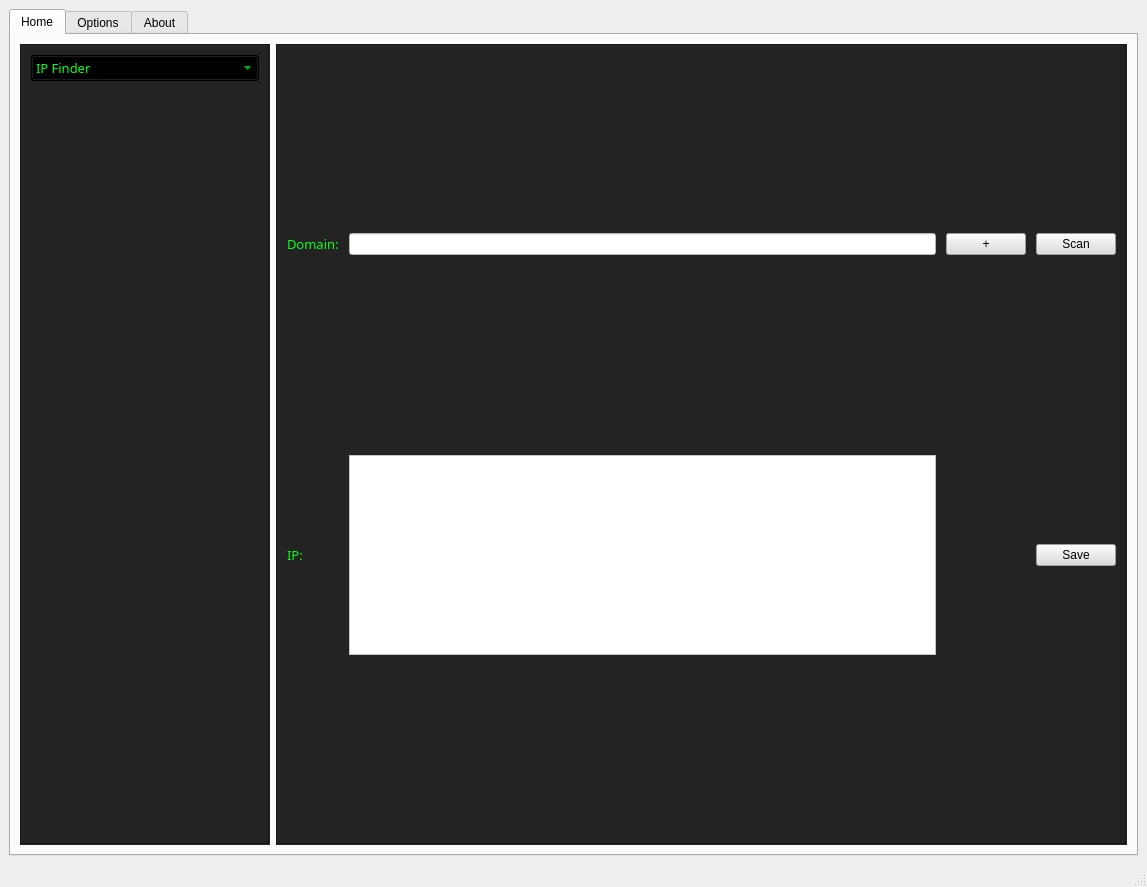
Plout0nas/PenetrationTestingToolkit, file Gui.ui: the form before one commit.
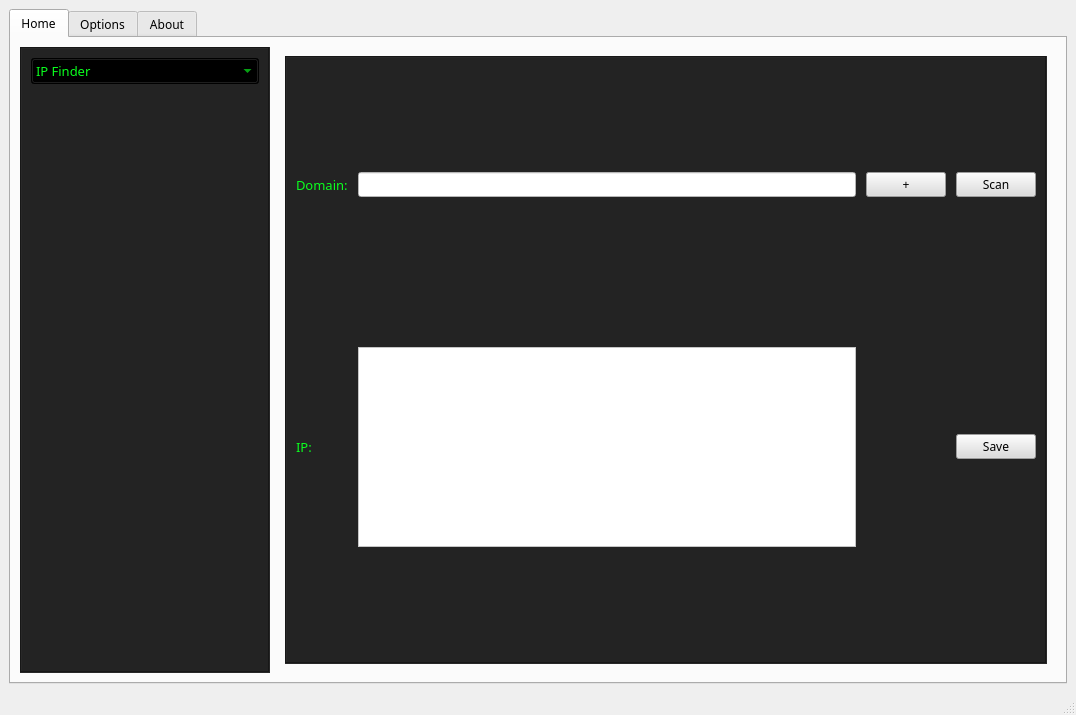
The form after the commit. The open tabs and pages were chosen to show the change.

Commit message: Stacked Widgets + slot for tool selection  Gui V1.0.3

What changed in the file:
```diff
--- a/Gui.ui
+++ b/Gui.ui
@@ -6,8 +6,8 @@
    <rect>
     <x>0</x>
     <y>0</y>
-    <width>1147</width>
-    <height>887</height>
+    <width>1076</width>
+    <height>715</height>
    </rect>
   </property>
   <property name="windowTitle">
@@ -15,8 +15,13 @@
   </property>
   <widget class="QWidget" name="centralwidget">
    <layout class="QGridLayout" name="gridLayout">
-    <item row="0" column="1" rowspan="2">
+    <item row="0" column="0">
      <widget class="QTabWidget" name="tabwidget">
+      <property name="font">
+       <font>
+        <family>Copperplate Gothic Light</family>
+       </font>
+      </property>
       <property name="currentIndex">
        <number>2</number>
       </property>
@@ -24,8 +29,8 @@
        <attribute name="title">
         <string>Home</string>
        </attribute>
-       <layout class="QGridLayout" name="gridLayout_4">
-        <item row="1" column="0">
+       <layout class="QGridLayout" name="gridLayout_2">
+        <item row="0" column="0">
          <widget class="QFrame" name="frame">
           <property name="sizePolicy">
            <sizepolicy hsizetype="Minimum" vsizetype="Preferred">
@@ -39,6 +44,11 @@
             <height>0</height>
            </size>
           </property>
+          <property name="font">
+           <font>
+            <family>Copperplate Gothic Light</family>
+           </font>
+          </property>
           <property name="styleSheet">
            <string notr="true">background-color: rgb(35, 35, 35);</string>
           </property>
@@ -82,7 +92,7 @@
                </property>
                <property name="font">
                 <font>
-                 <family>Rockwell Nova Light</family>
+                 <family>Copperplate Gothic Light</family>
                  <pointsize>10</pointsize>
                 </font>
                </property>
@@ -93,6 +103,9 @@
                 <string notr="true">background-color: rgb(0, 0, 0);
 color:rgb(10, 255, 30);</string>
                </property>
+               <property name="currentIndex">
+                <number>0</number>
+               </property>
                <property name="maxCount">
                 <number>2147483642</number>
                </property>
@@ -116,7 +129,12 @@
               </widget>
              </item>
              <item>
-              <spacer name="verticalSpacer">
+              <spacer name="verticalSpacer_2">
+               <property name="font">
+                <font>
+                 <family>Copperplate Gothic Light</family>
+                </font>
+               </property>
                <property name="orientation">
                 <enum>Qt::Vertical</enum>
                </property>
@@ -133,14 +151,38 @@
           </layout>
          </widget>
         </item>
-        <item row="1" column="1">
+        <item row="0" column="1">
+         <widget class="QStackedWidget" name="stackedWidget">
+          <property name="sizePolicy">
+           <sizepolicy hsizetype="Preferred" vsizetype="Preferred">
+            <horstretch>1</horstretch>
+            <verstretch>0</verstretch>
+           </sizepolicy>
+          </property>
+          <property name="currentIndex">
+           <number>0</number>
+          </property>
+          <widget class="QWidget" name="page">
+           <layout class="QGridLayout" name="gridLayout_3">
+            <item row="0" column="0">
          <widget class="QFrame" name="frame_2">
+              <property name="enabled">
+               <bool>true</bool>
+              </property>
           <property name="sizePolicy">
            <sizepolicy hsizetype="Preferred" vsizetype="Preferred">
             <horstretch>1</horstretch>
             <verstretch>0</verstretch>
            </sizepolicy>
           </property>
+              <property name="font">
+               <font>
+                <family>Copperplate Gothic Light</family>
+               </font>
+              </property>
+              <property name="layoutDirection">
+               <enum>Qt::LeftToRight</enum>
+              </property>
           <property name="styleSheet">
            <string notr="true">background-color: rgb(35,35, 35);</string>
           </property>
@@ -150,9 +192,9 @@
           <property name="frameShadow">
            <enum>QFrame::Sunken</enum>
           </property>
-          <layout class="QGridLayout" name="gridLayout_7">
-           <item row="0" column="0">
-            <layout class="QGridLayout" name="gridLayout_5" rowstretch="20,20" columnstretch="0,0,0,0" rowminimumheight="10,1" columnminimumwidth="0,0,0,0">
+              <layout class="QGridLayout" name="gridLayout_9">
+               <item row="1" column="0">
+                <layout class="QGridLayout" name="gridLayout_10" rowstretch="20,0" columnstretch="0,0,0,0">
              <property name="sizeConstraint">
               <enum>QLayout::SetDefaultConstraint</enum>
              </property>
@@ -172,92 +214,16 @@
               <number>10</number>
              </property>
              <property name="verticalSpacing">
-              <number>200</number>
-             </property>
-             <item row="0" column="1">
-              <widget class="QLineEdit" name="lineEdit_4">
-               <property name="sizePolicy">
-                <sizepolicy hsizetype="Expanding" vsizetype="Fixed">
-                 <horstretch>0</horstretch>
-                 <verstretch>0</verstretch>
-                </sizepolicy>
-               </property>
-               <property name="styleSheet">
-                <string notr="true">background-color: rgb(255, 255, 255);</string>
-               </property>
-              </widget>
-             </item>
-             <item row="1" column="0">
-              <widget class="QLabel" name="label_4">
-               <property name="font">
-                <font>
-                 <family>Rockwell Nova Light</family>
-                 <pointsize>10</pointsize>
-                </font>
-               </property>
-               <property name="styleSheet">
-                <string notr="true">color:rgb(10, 255, 30);</string>
-               </property>
-               <property name="text">
-                <string>IP:</string>
-               </property>
-              </widget>
-             </item>
-             <item row="0" column="2">
-              <widget class="QPushButton" name="pushButton_5">
-               <property name="sizePolicy">
-                <sizepolicy hsizetype="Fixed" vsizetype="Preferred">
-                 <horstretch>0</horstretch>
-                 <verstretch>0</verstretch>
-                </sizepolicy>
-               </property>
-               <property name="minimumSize">
-                <size>
-                 <width>20</width>
-                 <height>15</height>
-                </size>
-               </property>
-               <property name="sizeIncrement">
-                <size>
-                 <width>15</width>
-                 <height>15</height>
-                </size>
-               </property>
-               <property name="baseSize">
-                <size>
-                 <width>15</width>
-                 <height>15</height>
-                </size>
-               </property>
-               <property name="styleSheet">
-                <string notr="true">background-color: rgb(220, 220, 220);</string>
-               </property>
-               <property name="text">
-                <string>+</string>
-               </property>
-              </widget>
-             </item>
-             <item row="1" column="3">
-              <widget class="QPushButton" name="pushButton_4">
-               <property name="sizePolicy">
-                <sizepolicy hsizetype="Preferred" vsizetype="Fixed">
-                 <horstretch>0</horstretch>
-                 <verstretch>0</verstretch>
-                </sizepolicy>
-               </property>
-               <property name="styleSheet">
-                <string notr="true">background-color: rgb(220, 220, 220);</string>
-               </property>
-               <property name="text">
-                <string>Save</string>
-               </property>
-              </widget>
-             </item>
+                  <number>150</number>
+                 </property>
              <item row="0" column="0">
-              <widget class="QLabel" name="label_3">
+                  <widget class="QLabel" name="label_6">
+                   <property name="enabled">
+                    <bool>true</bool>
+                   </property>
                <property name="font">
                 <font>
-                 <family>Rockwell Nova Light</family>
+                     <family>Copperplate Gothic Light</family>
                  <pointsize>10</pointsize>
                 </font>
                </property>
@@ -269,14 +235,43 @@
                </property>
               </widget>
              </item>
+                 <item row="0" column="1">
+                  <widget class="QLineEdit" name="lineEdit_5">
+                   <property name="enabled">
+                    <bool>true</bool>
+                   </property>
+                   <property name="sizePolicy">
+                    <sizepolicy hsizetype="Expanding" vsizetype="Fixed">
+                     <horstretch>0</horstretch>
+                     <verstretch>0</verstretch>
+                    </sizepolicy>
+                   </property>
+                   <property name="font">
+                    <font>
+                     <family>Copperplate Gothic Light</family>
+                    </font>
+                   </property>
+                   <property name="styleSheet">
+                    <string notr="true">background-color: rgb(255, 255, 255);</string>
+                   </property>
+                  </widget>
+                 </item>
              <item row="0" column="3">
-              <widget class="QPushButton" name="pushButton_6">
+                  <widget class="QPushButton" name="pushButton_8">
+                   <property name="enabled">
+                    <bool>true</bool>
+                   </property>
                <property name="sizePolicy">
                 <sizepolicy hsizetype="Preferred" vsizetype="Preferred">
                  <horstretch>0</horstretch>
                  <verstretch>0</verstretch>
                 </sizepolicy>
                </property>
+                   <property name="font">
+                    <font>
+                     <family>Copperplate Gothic Light</family>
+                    </font>
+                   </property>
                <property name="styleSheet">
                 <string notr="true">background-color: rgb(220, 220, 220);</string>
                </property>
@@ -286,13 +281,21 @@
               </widget>
              </item>
              <item row="1" column="1">
-              <widget class="QLabel" name="label">
+                  <widget class="QLabel" name="label_7">
+                   <property name="enabled">
+                    <bool>true</bool>
+                   </property>
                <property name="minimumSize">
                 <size>
                  <width>0</width>
                  <height>200</height>
                 </size>
                </property>
+                   <property name="font">
+                    <font>
+                     <family>Copperplate Gothic Light</family>
+                    </font>
+                   </property>
                <property name="styleSheet">
                 <string notr="true">background-color: rgb(255, 255, 255);</string>
                </property>
@@ -310,9 +313,207 @@
                </property>
               </widget>
              </item>
+                 <item row="1" column="3">
+                  <widget class="QPushButton" name="pushButton_7">
+                   <property name="enabled">
+                    <bool>true</bool>
+                   </property>
+                   <property name="sizePolicy">
+                    <sizepolicy hsizetype="Preferred" vsizetype="Fixed">
+                     <horstretch>0</horstretch>
+                     <verstretch>0</verstretch>
+                    </sizepolicy>
+                   </property>
+                   <property name="font">
+                    <font>
+                     <family>Copperplate Gothic Light</family>
+                    </font>
+                   </property>
+                   <property name="styleSheet">
+                    <string notr="true">background-color: rgb(220, 220, 220);</string>
+                   </property>
+                   <property name="text">
+                    <string>Save</string>
+                   </property>
+                  </widget>
+                 </item>
+                 <item row="0" column="2">
+                  <widget class="QPushButton" name="pushButton_9">
+                   <property name="enabled">
+                    <bool>true</bool>
+                   </property>
+                   <property name="sizePolicy">
+                    <sizepolicy hsizetype="Fixed" vsizetype="Preferred">
+                     <horstretch>0</horstretch>
+                     <verstretch>0</verstretch>
+                    </sizepolicy>
+                   </property>
+                   <property name="minimumSize">
+                    <size>
+                     <width>20</width>
+                     <height>15</height>
+                    </size>
+                   </property>
+                   <property name="sizeIncrement">
+                    <size>
+                     <width>15</width>
+                     <height>15</height>
+                    </size>
+                   </property>
+                   <property name="baseSize">
+                    <size>
+                     <width>15</width>
+                     <height>15</height>
+                    </size>
+                   </property>
+                   <property name="font">
+                    <font>
+                     <family>Copperplate Gothic Light</family>
+                    </font>
+                   </property>
+                   <property name="styleSheet">
+                    <string notr="true">background-color: rgb(220, 220, 220);</string>
+                   </property>
+                   <property name="text">
+                    <string>+</string>
+                   </property>
+                  </widget>
+                 </item>
+                 <item row="1" column="0">
+                  <widget class="QLabel" name="label_5">
+                   <property name="enabled">
+                    <bool>true</bool>
+                   </property>
+                   <property name="font">
+                    <font>
+                     <family>Copperplate Gothic Light</family>
+                     <pointsize>10</pointsize>
+                    </font>
+                   </property>
+                   <property name="styleSheet">
+                    <string notr="true">color:rgb(10, 255, 30);
+</string>
+                   </property>
+                   <property name="text">
+                    <string>IP:</string>
+                   </property>
+                  </widget>
+                 </item>
             </layout>
            </item>
           </layout>
+             </widget>
+            </item>
+           </layout>
+          </widget>
+          <widget class="QWidget" name="page_2">
+           <layout class="QGridLayout" name="gridLayout_12">
+            <item row="0" column="0">
+             <widget class="QFrame" name="frame_3">
+              <property name="sizePolicy">
+               <sizepolicy hsizetype="Preferred" vsizetype="Preferred">
+                <horstretch>0</horstretch>
+                <verstretch>0</verstretch>
+               </sizepolicy>
+              </property>
+              <property name="styleSheet">
+               <string notr="true">background-color: rgb(35, 35, 35);</string>
+              </property>
+              <property name="frameShape">
+               <enum>QFrame::StyledPanel</enum>
+              </property>
+              <property name="frameShadow">
+               <enum>QFrame::Raised</enum>
+              </property>
+             </widget>
+            </item>
+           </layout>
+          </widget>
+          <widget class="QWidget" name="page_3">
+           <layout class="QGridLayout" name="gridLayout_14">
+            <item row="0" column="0">
+             <widget class="QFrame" name="frame_5">
+              <property name="styleSheet">
+               <string notr="true">background-color: rgb(35, 35, 35);</string>
+              </property>
+              <property name="frameShape">
+               <enum>QFrame::StyledPanel</enum>
+              </property>
+              <property name="frameShadow">
+               <enum>QFrame::Raised</enum>
+              </property>
+             </widget>
+            </item>
+           </layout>
+          </widget>
+          <widget class="QWidget" name="page_4">
+           <layout class="QGridLayout" name="gridLayout_15">
+            <item row="0" column="0">
+             <widget class="QFrame" name="frame_6">
+              <property name="styleSheet">
+               <string notr="true">background-color: rgb(35, 35, 35);</string>
+              </property>
+              <property name="frameShape">
+               <enum>QFrame::StyledPanel</enum>
+              </property>
+              <property name="frameShadow">
+               <enum>QFrame::Raised</enum>
+              </property>
+             </widget>
+            </item>
+           </layout>
+          </widget>
+          <widget class="QWidget" name="page_5">
+           <layout class="QGridLayout" name="gridLayout_16">
+            <item row="0" column="0">
+             <widget class="QFrame" name="frame_7">
+              <property name="styleSheet">
+               <string notr="true">background-color: rgb(35, 35, 35);</string>
+              </property>
+              <property name="frameShape">
+               <enum>QFrame::StyledPanel</enum>
+              </property>
+              <property name="frameShadow">
+               <enum>QFrame::Raised</enum>
+              </property>
+             </widget>
+            </item>
+           </layout>
+          </widget>
+          <widget class="QWidget" name="page_6">
+           <layout class="QGridLayout" name="gridLayout_17">
+            <item row="0" column="0">
+             <widget class="QFrame" name="frame_8">
+              <property name="styleSheet">
+               <string notr="true">background-color: rgb(35, 35, 35);</string>
+              </property>
+              <property name="frameShape">
+               <enum>QFrame::StyledPanel</enum>
+              </property>
+              <property name="frameShadow">
+               <enum>QFrame::Raised</enum>
+              </property>
+             </widget>
+            </item>
+           </layout>
+          </widget>
+          <widget class="QWidget" name="page_7">
+           <layout class="QGridLayout" name="gridLayout_13">
+            <item row="0" column="0">
+             <widget class="QFrame" name="frame_4">
+              <property name="styleSheet">
+               <string notr="true">background-color: rgb(35, 35, 35);</string>
+              </property>
+              <property name="frameShape">
+               <enum>QFrame::StyledPanel</enum>
+              </property>
+              <property name="frameShadow">
+               <enum>QFrame::Raised</enum>
+              </property>
+             </widget>
+            </item>
+           </layout>
+          </widget>
          </widget>
         </item>
        </layout>
@@ -326,24 +527,8 @@
        <attribute name="title">
         <string>About</string>
        </attribute>
-       <widget class="QFrame" name="frame_3">
-        <property name="geometry">
-         <rect>
-          <x>0</x>
-          <y>0</y>
-          <width>1141</width>
-          <height>801</height>
-         </rect>
-        </property>
-        <property name="styleSheet">
-         <string notr="true">background-color:rgb(35,35,35);</string>
-        </property>
-        <property name="frameShape">
-         <enum>QFrame::StyledPanel</enum>
-        </property>
-        <property name="frameShadow">
-         <enum>QFrame::Raised</enum>
-        </property>
+       <layout class="QGridLayout" name="gridLayout_4">
+        <item row="0" column="0">
         <widget class="QLabel" name="label_2">
          <property name="geometry">
           <rect>
@@ -381,10 +566,11 @@
  Contact at: teamproject.testme@gmail.com</string>
          </property>
          <property name="alignment">
-          <set>Qt::AlignLeading|Qt::AlignLeft|Qt::AlignTop</set>
-         </property>
-        </widget>
-       </widget>
+           <set>Qt::AlignCenter</set>
+          </property>
+         </widget>
+        </item>
+       </layout>
       </widget>
      </widget>
     </item>
```
Left out of the diff: 77 changed lines with no effect on the pictures. Lines whose indentation alone changed are shown as unchanged.
